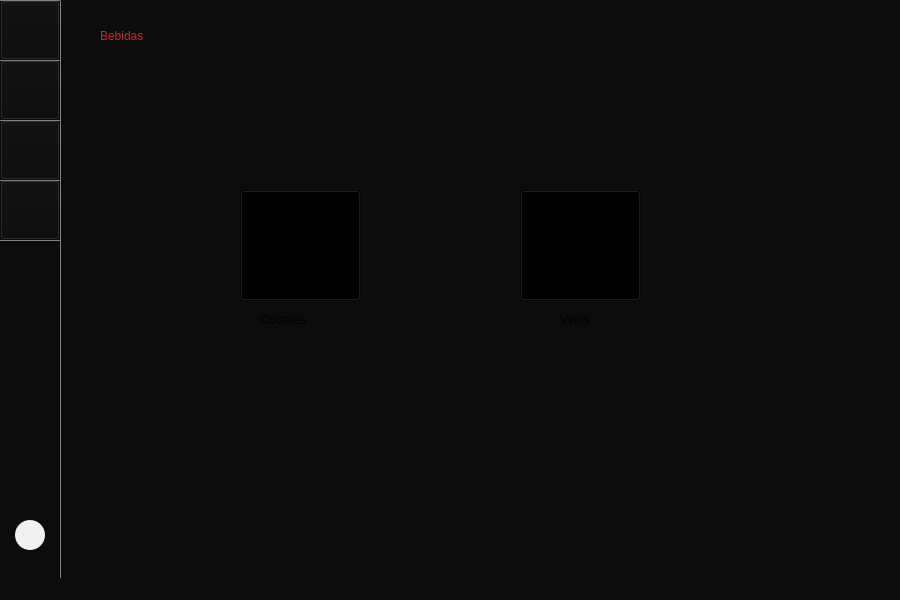
Above: Restaurante/Mesero/principal_mesero.ui from camvaz/restaurante-ihc before the change. Below: the same form after it.
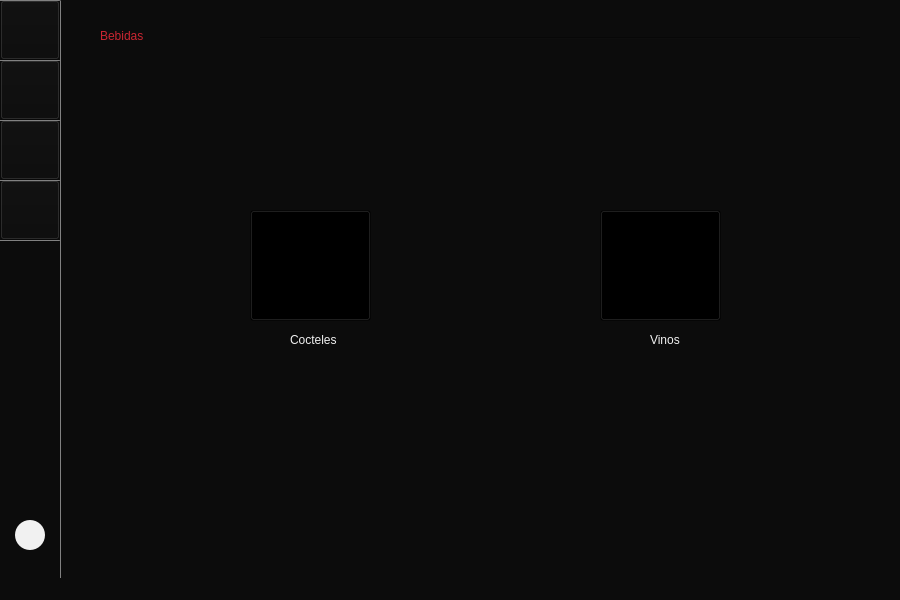
That is the form after the change. The open tabs and pages were chosen to show the change.

Patch:
```diff
--- a/Restaurante/Mesero/principal_mesero.ui
+++ b/Restaurante/Mesero/principal_mesero.ui
@@ -1537,8 +1537,8 @@
      <widget class="QPushButton" name="coctel">
       <property name="geometry">
        <rect>
-        <x>140</x>
-        <y>190</y>
+        <x>150</x>
+        <y>210</y>
         <width>121</width>
         <height>111</height>
        </rect>
@@ -1562,8 +1562,8 @@
      <widget class="QPushButton" name="vino">
       <property name="geometry">
        <rect>
-        <x>420</x>
-        <y>190</y>
+        <x>500</x>
+        <y>210</y>
         <width>121</width>
         <height>111</height>
        </rect>
@@ -1587,14 +1587,15 @@
      <widget class="QLabel" name="label_271">
       <property name="geometry">
        <rect>
-        <x>160</x>
-        <y>310</y>
+        <x>190</x>
+        <y>330</y>
         <width>70</width>
         <height>20</height>
        </rect>
       </property>
       <property name="styleSheet">
-       <string notr="true">font: 10pt &quot;MS Shell Dlg 2&quot;;</string>
+       <string notr="true">font: 75 italic 10pt &quot;Noto Serif&quot;;
+color: rgb(241, 241, 241);</string>
       </property>
       <property name="text">
        <string>Cocteles</string>
@@ -1603,14 +1604,15 @@
      <widget class="QLabel" name="label_272">
       <property name="geometry">
        <rect>
-        <x>460</x>
-        <y>310</y>
+        <x>550</x>
+        <y>330</y>
         <width>40</width>
         <height>20</height>
        </rect>
       </property>
       <property name="styleSheet">
-       <string notr="true">font: 10pt &quot;MS Shell Dlg 2&quot;;</string>
+       <string notr="true">font: 75 italic 10pt &quot;Noto Serif&quot;;
+color: rgb(241, 241, 241);</string>
       </property>
       <property name="text">
        <string>Vinos</string>
```
Left out of the diff: 12 changed lines with no effect on the pictures.
